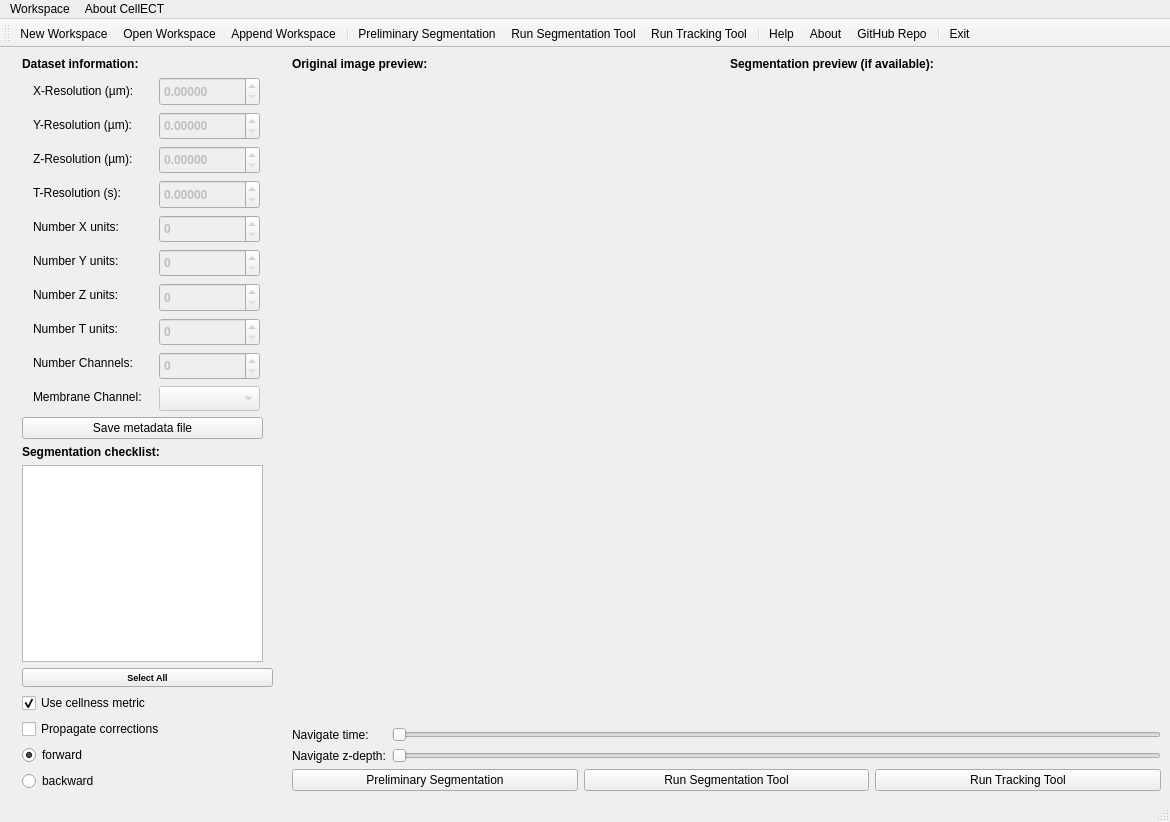
The window that CellECT/gui/layout.ui (ddiana/CellECT) describes before a commit, drawn with Qt 5.
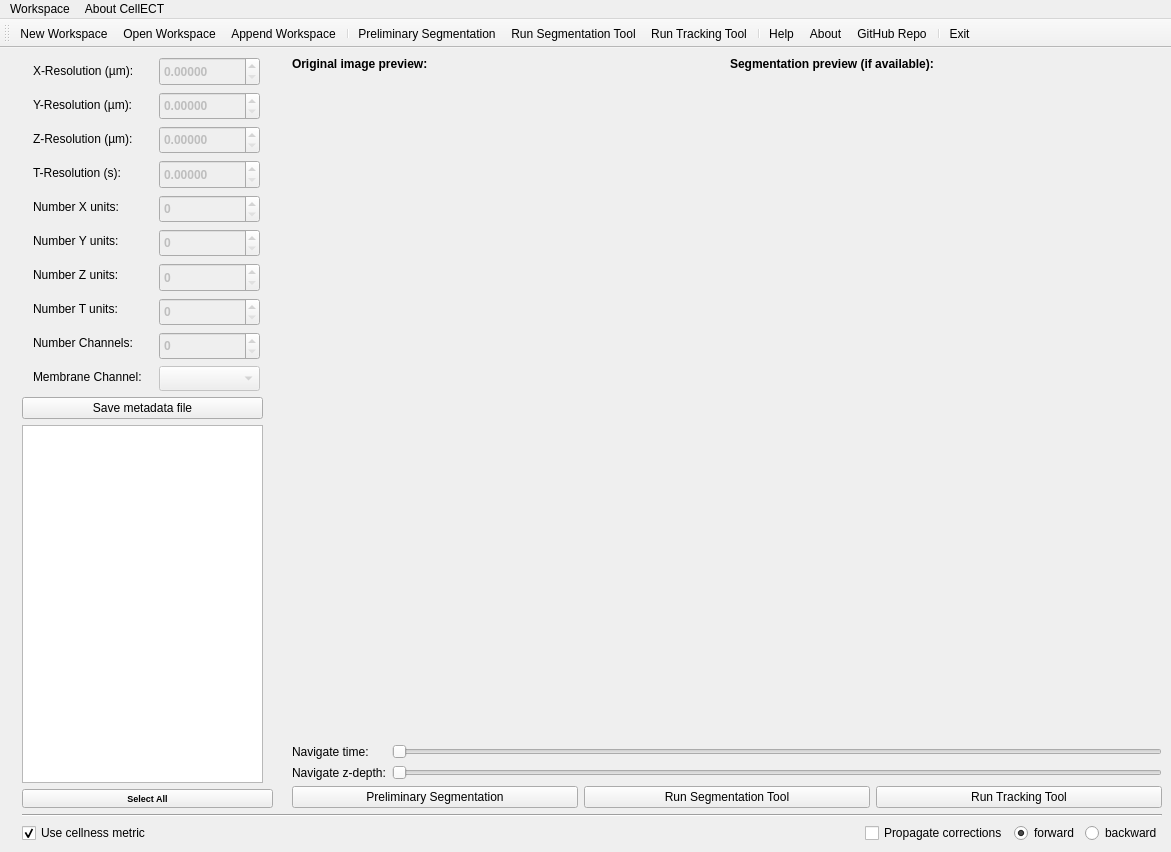
The same window after the commit. Icons and pictures are not drawn.

Commit message: adjusted size to fit very small res screens

```diff
--- a/CellECT/gui/layout.ui
+++ b/CellECT/gui/layout.ui
@@ -6,8 +6,8 @@
    <rect>
     <x>0</x>
     <y>0</y>
-    <width>1170</width>
-    <height>822</height>
+    <width>1171</width>
+    <height>852</height>
    </rect>
   </property>
   <property name="sizePolicy">
@@ -20,7 +20,7 @@
    <string>CellECT: Cell Evolution Capturing Tool</string>
   </property>
   <widget class="QWidget" name="centralwidget">
-   <layout class="QHBoxLayout" name="horizontalLayout_5">
+   <layout class="QHBoxLayout" name="horizontalLayout_7">
     <item>
      <spacer name="horizontalSpacer_2">
       <property name="orientation">
@@ -32,32 +32,17 @@
       <property name="sizeHint" stdset="0">
        <size>
         <width>13</width>
-        <height>17</height>
+        <height>14</height>
        </size>
       </property>
      </spacer>
     </item>
+    <item>
+     <layout class="QVBoxLayout" name="verticalLayout_9">
+      <item>
+       <layout class="QHBoxLayout" name="horizontalLayout_6">
     <item>
      <layout class="QVBoxLayout" name="verticalLayout_3">
-      <item>
-       <widget class="QLabel" name="label">
-        <property name="sizePolicy">
-         <sizepolicy hsizetype="Preferred" vsizetype="Preferred">
-          <horstretch>0</horstretch>
-          <verstretch>0</verstretch>
-         </sizepolicy>
-        </property>
-        <property name="font">
-         <font>
-          <weight>75</weight>
-          <bold>true</bold>
-         </font>
-        </property>
-        <property name="text">
-         <string>Dataset information:</string>
-        </property>
-       </widget>
-      </item>
       <item>
        <layout class="QHBoxLayout" name="horizontalLayout">
         <item>
@@ -596,25 +581,6 @@
         </property>
        </widget>
       </item>
-      <item>
-       <widget class="QLabel" name="label_2">
-        <property name="sizePolicy">
-         <sizepolicy hsizetype="Preferred" vsizetype="Preferred">
-          <horstretch>0</horstretch>
-          <verstretch>0</verstretch>
-         </sizepolicy>
-        </property>
-        <property name="font">
-         <font>
-          <weight>75</weight>
-          <bold>true</bold>
-         </font>
-        </property>
-        <property name="text">
-         <string>Segmentation checklist:</string>
-        </property>
-       </widget>
-      </item>
       <item>
        <widget class="QListView" name="listView">
         <property name="sizePolicy">
@@ -626,7 +592,7 @@
         <property name="minimumSize">
          <size>
           <width>241</width>
-          <height>111</height>
+              <height>70</height>
          </size>
         </property>
         <property name="maximumSize">
@@ -672,52 +638,6 @@
         </property>
        </widget>
       </item>
-      <item>
-       <widget class="QCheckBox" name="checkBox_use_metric">
-        <property name="sizePolicy">
-         <sizepolicy hsizetype="Preferred" vsizetype="Fixed">
-          <horstretch>0</horstretch>
-          <verstretch>0</verstretch>
-         </sizepolicy>
-        </property>
-        <property name="text">
-         <string>Use cellness metric</string>
-        </property>
-        <property name="checked">
-         <bool>true</bool>
-        </property>
-       </widget>
-      </item>
-      <item>
-       <widget class="QCheckBox" name="checkBox_propagate">
-        <property name="enabled">
-         <bool>true</bool>
-        </property>
-        <property name="text">
-         <string>Propagate corrections</string>
-        </property>
-        <property name="checked">
-         <bool>false</bool>
-        </property>
-       </widget>
-      </item>
-      <item>
-       <widget class="QRadioButton" name="radioButton_forward">
-        <property name="text">
-         <string>forward</string>
-        </property>
-        <property name="checked">
-         <bool>true</bool>
-        </property>
-       </widget>
-      </item>
-      <item>
-       <widget class="QRadioButton" name="radioButton_backward">
-        <property name="text">
-         <string>backward</string>
-        </property>
-       </widget>
-      </item>
      </layout>
     </item>
     <item>
@@ -731,7 +651,7 @@
       <property name="sizeHint" stdset="0">
        <size>
         <width>13</width>
-        <height>17</height>
+            <height>14</height>
        </size>
       </property>
      </spacer>
@@ -867,7 +787,7 @@
        </layout>
       </item>
       <item>
-       <layout class="QHBoxLayout" name="horizontalLayout_4">
+           <layout class="QHBoxLayout" name="horizontalLayout_5">
         <item>
          <widget class="QPushButton" name="btn_preliminary_seg">
           <property name="text">
@@ -924,14 +844,91 @@
      </layout>
     </item>
    </layout>
+      </item>
+      <item>
+       <widget class="Line" name="line">
+        <property name="orientation">
+         <enum>Qt::Horizontal</enum>
+        </property>
+       </widget>
+      </item>
+      <item>
+       <layout class="QHBoxLayout" name="horizontalLayout_4">
+        <item>
+         <widget class="QCheckBox" name="checkBox_use_metric">
+          <property name="sizePolicy">
+           <sizepolicy hsizetype="Preferred" vsizetype="Fixed">
+            <horstretch>0</horstretch>
+            <verstretch>0</verstretch>
+           </sizepolicy>
+          </property>
+          <property name="text">
+           <string>Use cellness metric</string>
+          </property>
+          <property name="checked">
+           <bool>true</bool>
+          </property>
+         </widget>
+        </item>
+        <item>
+         <spacer name="horizontalSpacer_3">
+          <property name="orientation">
+           <enum>Qt::Horizontal</enum>
+          </property>
+          <property name="sizeHint" stdset="0">
+           <size>
+            <width>40</width>
+            <height>20</height>
+           </size>
+          </property>
+         </spacer>
+        </item>
+        <item>
+         <widget class="QCheckBox" name="checkBox_propagate">
+          <property name="enabled">
+           <bool>true</bool>
+          </property>
+          <property name="text">
+           <string>Propagate corrections</string>
+          </property>
+          <property name="checked">
+           <bool>false</bool>
+          </property>
+         </widget>
+        </item>
+        <item>
+         <widget class="QRadioButton" name="radioButton_forward">
+          <property name="text">
+           <string>forward</string>
+          </property>
+          <property name="checked">
+           <bool>true</bool>
+          </property>
+         </widget>
+        </item>
+        <item>
+         <widget class="QRadioButton" name="radioButton_backward">
+          <property name="text">
+           <string>backward</string>
+          </property>
+         </widget>
+        </item>
+       </layout>
+      </item>
+     </layout>
+    </item>
+   </layout>
+   <zorder>horizontalSpacer_3</zorder>
+   <zorder>checkBox_propagate</zorder>
+   <zorder>line</zorder>
   </widget>
   <widget class="QMenuBar" name="menubar">
    <property name="geometry">
     <rect>
      <x>0</x>
      <y>0</y>
-     <width>1170</width>
-     <height>25</height>
+     <width>1171</width>
+     <height>27</height>
     </rect>
    </property>
    <widget class="QMenu" name="menuWorkspace">
@@ -965,7 +962,6 @@
    <addaction name="menuWorkspace"/>
    <addaction name="menuAbout"/>
   </widget>
-  <widget class="QStatusBar" name="statusbar"/>
   <widget class="QToolBar" name="toolBar">
    <property name="windowTitle">
     <string>toolBar</string>
```
Lines whose indentation alone changed are shown as unchanged. The commit also changes 3 other files.
